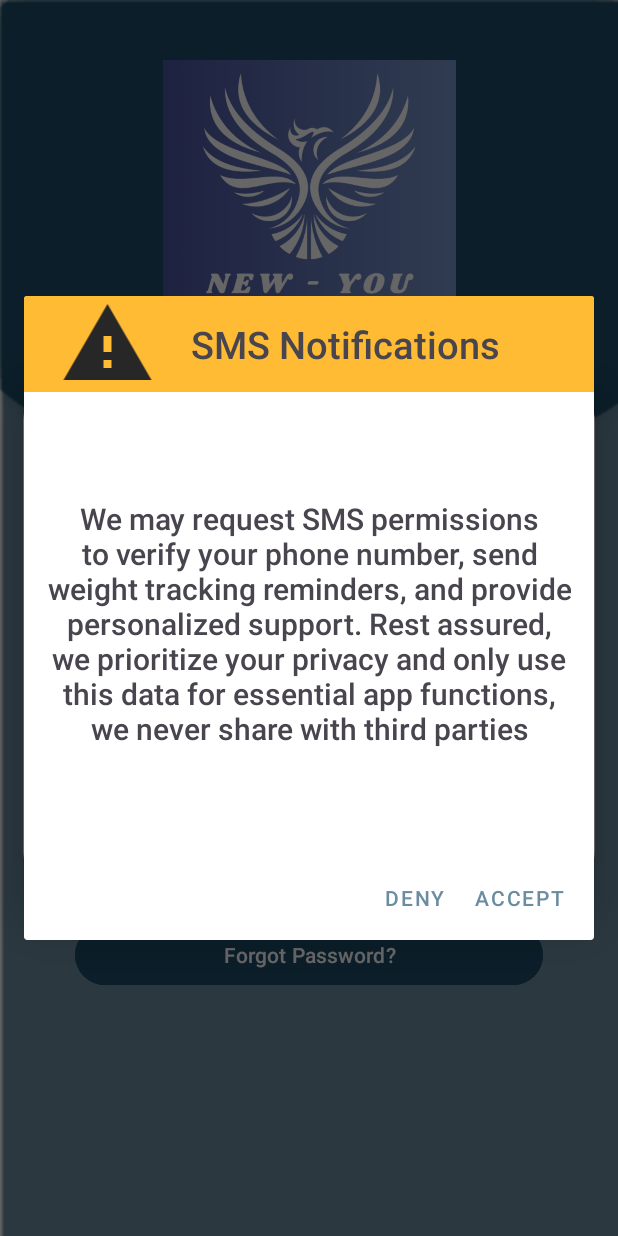
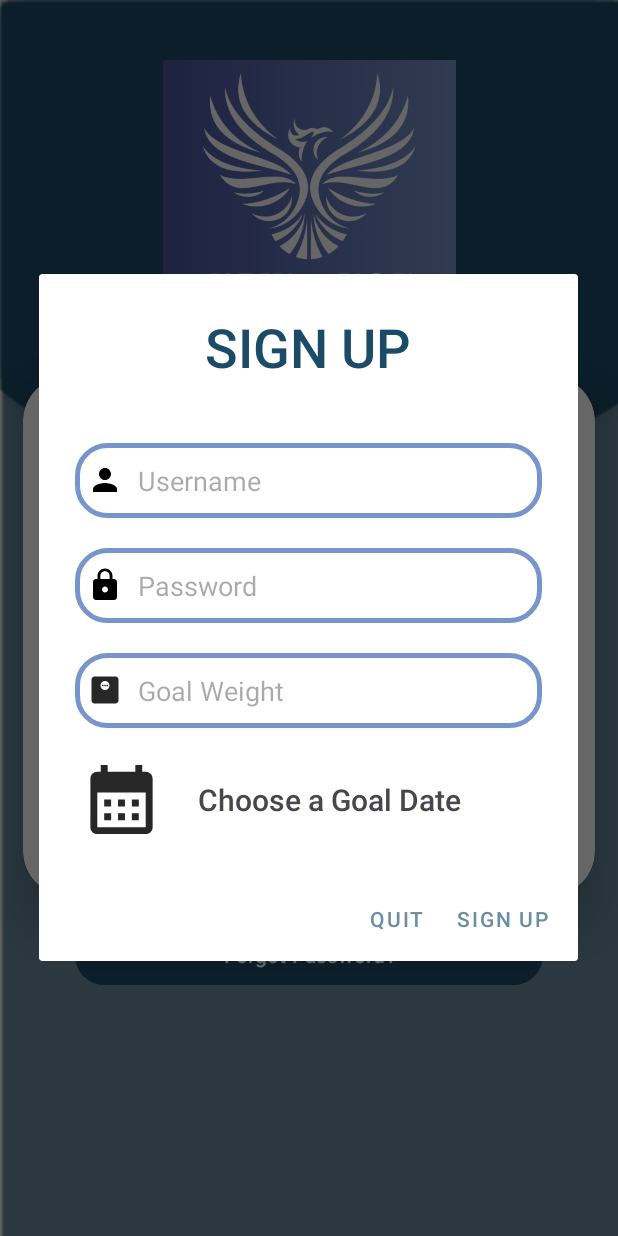
Before and after one commit to SeanMichael87/WeightTrackingApp, an Android app: the screen it shows after launch (LoginActivity), after a tap on "Sign Up", on a phone screen of 412 x 824 dp. Run offline under Robolectric (Android 15) with nearby library versions, the phone set to English and light mode, and no system bars.

Commit message:
Updated navigation, added sign up dialog, as well as Calendar

```diff
--- a/app/src/main/java/com/SeanBCS360/WeightTrackerApp/DatePickerDialog.java
+++ b/app/src/main/java/com/SeanBCS360/WeightTrackerApp/DatePickerFragment.java
@@ -1,14 +1,15 @@
 package com.SeanBCS360.WeightTrackerApp;
 
-import android.app.AlertDialog;
+import android.app.DatePickerDialog;
 import android.app.Dialog;
-import android.content.DialogInterface;
 import android.os.Bundle;
+import android.widget.DatePicker;
 
-import androidx.annotation.NonNull;
 import androidx.fragment.app.DialogFragment;
 
-public static class DatePickerFragment extends DialogFragment
+import java.util.Calendar;
+
+public class DatePickerFragment extends DialogFragment
                             implements DatePickerDialog.OnDateSetListener {
 
     @Override
--- a/app/src/main/java/com/SeanBCS360/WeightTrackerApp/LoginActivity.java
+++ b/app/src/main/java/com/SeanBCS360/WeightTrackerApp/LoginActivity.java
@@ -27,7 +27,7 @@ public class LoginActivity extends AppCompatActivity {
         signUp = findViewById(R.id.signup);
 
         loginButton.setOnClickListener(view -> enterMainActivity());
-        signUp.setOnClickListener(view -> showCustomDialog());
+        signUp.setOnClickListener(view -> showSignUpDialog());
     }
 
     void showCustomDialog() {
@@ -35,6 +35,12 @@ public class LoginActivity extends AppCompatActivity {
         PermissionsDialog dialog = new PermissionsDialog();
         dialog.show(manager, "sms permission");
     }
+    void showSignUpDialog() {
+        FragmentManager manager = getSupportFragmentManager();
+        SignUpDialog dialog = new SignUpDialog();
+        dialog.show(manager, "Sign Up");
+    }
+
 
     public void enterMainActivity() {
         Intent i = new Intent(getApplicationContext(), MainActivity.class);
--- /dev/null
+++ b/app/src/main/java/com/SeanBCS360/WeightTrackerApp/SignUpDialog.java
@@ -0,0 +1,49 @@
+package com.SeanBCS360.WeightTrackerApp;
+
+import android.app.AlertDialog;
+import android.app.Dialog;
+import android.os.Bundle;
+import android.view.LayoutInflater;
+import android.view.View;
+import android.widget.ImageView;
+
+import androidx.annotation.NonNull;
+import androidx.fragment.app.DialogFragment;
+import androidx.fragment.app.Fragment;
+import androidx.fragment.app.FragmentManager;
+
+/**
+ * A simple {@link Fragment} subclass.
+ * Use the {@link } factory method to
+ * create an instance of this fragment.
+ */
+public class SignUpDialog extends DialogFragment {
+
+    ImageView calenderIcon;
+    @NonNull
+    @Override
+    public Dialog onCreateDialog(Bundle savedInstanceState) {
+        // Use the Builder class for convenient dialog construction
+        AlertDialog.Builder builder = new AlertDialog.Builder(getActivity());
+
+        LayoutInflater inflater = requireActivity().getLayoutInflater();
+        View v = inflater.inflate(R.layout.dialog_signup, null);
+
+        builder.setView(v)
+                .setPositiveButton("Sign Up", (dialog, id) -> {
+                    // Accept terms
+                })
+                .setNegativeButton("Quit", (dialog, id) -> {
+                    // User cancelled the dialog
+                });
+        calenderIcon = v.findViewById(R.id.calendar);
+        calenderIcon.setOnClickListener(view -> showTimePickerDialog());
+        // Create the AlertDialog object and return it
+        return builder.create();
+    }
+    public void showTimePickerDialog() {
+        FragmentManager manager = getParentFragmentManager();
+        DialogFragment newFragment = new DatePickerFragment();
+        newFragment.show(manager, "DatePicker");
+    }
+}
--- /dev/null
+++ b/app/src/main/res/drawable/baseline_calendar_month_24.xml
@@ -0,0 +1,5 @@
+<vector android:height="24dp" android:tint="#282727"
+    android:viewportHeight="24" android:viewportWidth="24"
+    android:width="24dp" xmlns:android="http://schemas.android.com/apk/res/android">
+    <path android:fillColor="@android:color/white" android:pathData="M19,4h-1V2h-2v2H8V2H6v2H5C3.89,4 3.01,4.9 3.01,6L3,20c0,1.1 0.89,2 2,2h14c1.1,0 2,-0.9 2,-2V6C21,4.9 20.1,4 19,4zM19,20H5V10h14V20zM9,14H7v-2h2V14zM13,14h-2v-2h2V14zM17,14h-2v-2h2V14zM9,18H7v-2h2V18zM13,18h-2v-2h2V18zM17,18h-2v-2h2V18z"/>
+</vector>
--- a/app/src/main/res/drawable/daily_weight_box.xml
+++ b/app/src/main/res/drawable/daily_weight_box.xml
@@ -5,7 +5,7 @@
         android:color="@color/white"/>
     <stroke
         android:width="3dp"
-        android:color="@color/lt_blue" />
+        android:color="@color/cold_blue" />
     <corners
         android:radius="20dp"/>
 </shape>
--- /dev/null
+++ b/app/src/main/res/layout/dialog_signup.xml
@@ -0,0 +1,97 @@
+<?xml version="1.0" encoding="utf-8"?>
+<androidx.constraintlayout.widget.ConstraintLayout xmlns:android="http://schemas.android.com/apk/res/android"
+    xmlns:app="http://schemas.android.com/apk/res-auto"
+    android:layout_width="match_parent"
+    android:layout_height="match_parent">
+
+    <LinearLayout
+        android:layout_width="match_parent"
+        android:layout_height="wrap_content"
+        android:layout_gravity="center_horizontal"
+        android:orientation="vertical"
+        android:padding="24dp"
+        app:layout_constraintEnd_toEndOf="parent"
+        app:layout_constraintStart_toStartOf="parent"
+        app:layout_constraintTop_toTopOf="parent">
+
+        <TextView
+            android:id="@+id/loginText"
+            android:layout_width="match_parent"
+            android:layout_height="wrap_content"
+            android:text="@string/sign_up"
+            android:textAlignment="center"
+            android:textAllCaps="true"
+            android:textColor="@color/drk_blue"
+            android:textSize="36sp" />
+
+        <EditText
+            android:id="@+id/username"
+            android:layout_width="fill_parent"
+            android:layout_height="50sp"
+            android:layout_marginTop="40dp"
+            android:autofillHints="Username"
+            android:background="@drawable/custom_input_box"
+            android:drawableStart="@drawable/username_icon"
+            android:drawablePadding="10dp"
+            android:hint="@string/username"
+            android:padding="8dp"
+            android:textColor="@color/black"
+            android:textColorHighlight="@color/cardview_dark_background" />
+
+        <EditText
+            android:id="@+id/password"
+            android:layout_width="fill_parent"
+            android:layout_height="50sp"
+            android:layout_marginTop="20dp"
+            android:autofillHints="Password"
+            android:background="@drawable/custom_input_box"
+            android:drawableStart="@drawable/pass_lock_icon"
+            android:drawablePadding="10dp"
+            android:hint="@string/password"
+            android:inputType="textPassword"
+            android:padding="8dp"
+            android:textColor="@color/black"
+            android:textColorHighlight="@color/cardview_dark_background" />
+
+        <EditText
+            android:id="@+id/goal_weight"
+            android:layout_width="fill_parent"
+            android:layout_height="50sp"
+            android:layout_marginTop="20dp"
+            android:autofillHints="Password"
+            android:background="@drawable/custom_input_box"
+            android:drawableStart="@drawable/baseline_monitor_weight_24"
+            android:drawablePadding="10dp"
+            android:hint="@string/goal_weight"
+            android:inputType="number"
+            android:padding="8dp"
+            android:textColor="@color/black"
+            android:textColorHighlight="@color/cardview_dark_background" />
+        <LinearLayout
+            android:layout_width="match_parent"
+            android:layout_height="wrap_content"
+            android:orientation="horizontal">
+
+            <ImageView
+                android:id="@+id/calendar"
+                android:layout_width="62dp"
+                android:layout_height="55dp"
+                android:layout_marginTop="20dp"
+                android:src="@drawable/baseline_calendar_month_24"
+                android:contentDescription="@string/calendar"
+                android:clickable="true" />
+
+            <TextView
+                android:layout_width="wrap_content"
+                android:layout_height="wrap_content"
+                android:layout_gravity="center"
+                android:layout_marginTop="10dp"
+                android:layout_marginStart="20dp"
+                android:text="@string/choose_a_goal_date"
+                android:textSize="20sp"
+                />
+
+        </LinearLayout>
+
+    </LinearLayout>
+</androidx.constraintlayout.widget.ConstraintLayout>
--- a/app/src/main/res/layout/fragment_dash.xml
+++ b/app/src/main/res/layout/fragment_dash.xml
@@ -177,6 +177,7 @@
                 android:layout_width="278dp"
                 android:layout_height="64dp"
                 android:layout_marginStart="30dp"
+                android:inputType="number"
                 android:background="@drawable/daily_weight_box"
                 android:drawablePadding="10dp"
                 android:gravity="center"
--- a/app/src/main/res/layout/fragment_history.xml
+++ b/app/src/main/res/layout/fragment_history.xml
@@ -27,7 +27,7 @@
         <ScrollView
             android:id="@+id/scrollView2"
             android:layout_width="411dp"
-            android:layout_height="826dp"
+            android:layout_height="723dp"
             android:contentDescription="Weight History"
             app:layout_constraintBottom_toBottomOf="parent"
             app:layout_constraintEnd_toEndOf="parent"
@@ -92,16 +92,26 @@
             android:id="@+id/floatingActionButton"
             android:layout_width="60dp"
             android:layout_height="58dp"
-            android:layout_marginStart="280dp"
-            android:layout_marginTop="700dp"
             android:clickable="true"
             android:contentDescription="add data"
-            app:layout_constraintBottom_toBottomOf="@+id/scrollView2"
+            app:layout_constraintBottom_toBottomOf="parent"
             app:layout_constraintEnd_toEndOf="parent"
-            app:layout_constraintStart_toStartOf="@+id/scrollView2"
-            app:layout_constraintTop_toBottomOf="@+id/textView"
+            app:layout_constraintHorizontal_bias="0.895"
+            app:layout_constraintStart_toStartOf="parent"
+            app:layout_constraintTop_toBottomOf="@+id/scrollView2"
+            app:layout_constraintVertical_bias="0.444"
             app:maxImageSize="56dp"
             app:srcCompat="@drawable/baseline_add_24" />
+
+        <LinearLayout
+            android:layout_width="409dp"
+            android:layout_height="102dp"
+            android:orientation="horizontal"
+            android:background="@color/misty_blue"
+            app:layout_constraintBottom_toBottomOf="parent"
+            app:layout_constraintEnd_toEndOf="parent"
+            app:layout_constraintStart_toStartOf="parent"
+            app:layout_constraintTop_toBottomOf="@+id/scrollView2" />
 
     </androidx.constraintlayout.widget.ConstraintLayout>
 
--- a/app/src/main/res/values/strings.xml
+++ b/app/src/main/res/values/strings.xml
@@ -28,4 +28,6 @@
     <string name="weight">Weight</string>
     <string name="lbs">lbs</string>
     <string name="weight_history">Weight History</string>
+    <string name="choose_a_goal_date">Choose a Goal Date</string>
+    <string name="calendar">Calendar</string>
 </resources>
--- a/app/src/main/res/values/themes.xml
+++ b/app/src/main/res/values/themes.xml
@@ -43,7 +43,7 @@
     <style name="myCustomThemeForNormalFab" parent="">
 
         <!--for the extended FAB the cornerFamily is given the value as the cut-->
-        <item name="colorSecondary">@color/blue</item>
+        <item name="colorSecondary">@color/drk_blue</item>
 
         <!--this attribute gives makes the change in the text and icon color of the FAB-->
         <item name="colorOnSecondary">@android:color/white</item>
```
